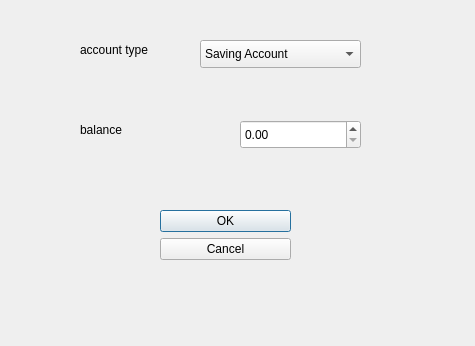
Old version of the form bankingSystem/addaccountdialog.ui in the repository mehdi0-0s/Banking.
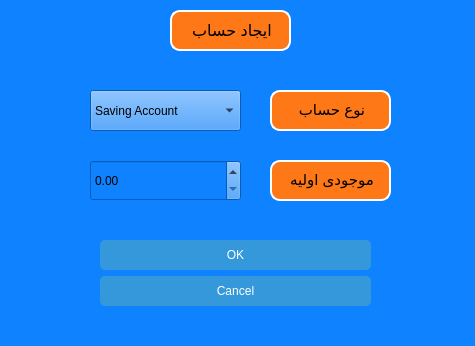
New version of the form.

Commit message: style: Improve UI design and layout

Patch:
```diff
--- a/bankingSystem/addaccountdialog.ui
+++ b/bankingSystem/addaccountdialog.ui
@@ -13,15 +13,36 @@
   <property name="windowTitle">
    <string>Dialog</string>
   </property>
+  <property name="styleSheet">
+   <string notr="true">background-color: rgb(14, 130, 255);</string>
+  </property>
   <widget class="QDialogButtonBox" name="buttonBox">
    <property name="geometry">
     <rect>
-     <x>160</x>
-     <y>210</y>
-     <width>131</width>
+     <x>100</x>
+     <y>240</y>
+     <width>271</width>
      <height>121</height>
     </rect>
    </property>
+   <property name="font">
+    <font>
+     <bold>true</bold>
+    </font>
+   </property>
+   <property name="styleSheet">
+    <string notr="true">QPushButton {
+    background-color: #3498db;
+    color: white;
+    border: none;
+    padding: 8px 16px;
+    border-radius: 5px;
+}
+
+QPushButton:hover {
+    background-color: #2980b9;
+}</string>
+   </property>
    <property name="orientation">
     <enum>Qt::Orientation::Vertical</enum>
    </property>
@@ -32,10 +53,10 @@
   <widget class="QComboBox" name="accounType_comboBox">
    <property name="geometry">
     <rect>
-     <x>200</x>
-     <y>40</y>
-     <width>161</width>
-     <height>28</height>
+     <x>90</x>
+     <y>90</y>
+     <width>151</width>
+     <height>41</height>
     </rect>
    </property>
    <item>
@@ -57,42 +78,84 @@
   <widget class="QLabel" name="label">
    <property name="geometry">
     <rect>
-     <x>80</x>
-     <y>40</y>
-     <width>101</width>
-     <height>20</height>
+     <x>270</x>
+     <y>90</y>
+     <width>121</width>
+     <height>41</height>
     </rect>
    </property>
+   <property name="styleSheet">
+    <string notr="true">border-width:2px;
+border-style:solid;
+border-color: rgb(255, 255, 255);
+border-radius:10px;
+
+background-color: rgb(255, 120, 23);</string>
+   </property>
    <property name="text">
-    <string>account type</string>
+    <string>&lt;html&gt;&lt;head/&gt;&lt;body&gt;&lt;p align=&quot;center&quot;&gt;&lt;span style=&quot; font-size:11pt;&quot;&gt;نوع حساب&lt;/span&gt;&lt;/p&gt;&lt;/body&gt;&lt;/html&gt;</string>
    </property>
   </widget>
   <widget class="QLabel" name="label_2">
    <property name="geometry">
     <rect>
-     <x>80</x>
-     <y>120</y>
-     <width>111</width>
-     <height>20</height>
+     <x>270</x>
+     <y>160</y>
+     <width>121</width>
+     <height>41</height>
     </rect>
    </property>
+   <property name="font">
+    <font>
+     <bold>false</bold>
+    </font>
+   </property>
+   <property name="styleSheet">
+    <string notr="true">border-width:2px;
+border-style:solid;
+border-color: rgb(255, 255, 255);
+border-radius:10px;
+
+background-color: rgb(255, 120, 23);</string>
+   </property>
    <property name="text">
-    <string>balance</string>
+    <string>&lt;html&gt;&lt;head/&gt;&lt;body&gt;&lt;p align=&quot;center&quot;&gt;&lt;span style=&quot; font-size:11pt;&quot;&gt;موجودی اولیه&lt;/span&gt;&lt;/p&gt;&lt;/body&gt;&lt;/html&gt;</string>
    </property>
   </widget>
   <widget class="QDoubleSpinBox" name="doubleSpinBox">
    <property name="geometry">
     <rect>
-     <x>240</x>
-     <y>120</y>
-     <width>121</width>
-     <height>29</height>
+     <x>90</x>
+     <y>160</y>
+     <width>151</width>
+     <height>41</height>
     </rect>
    </property>
    <property name="maximum">
     <double>100000000000.000000000000000</double>
    </property>
   </widget>
+  <widget class="QLabel" name="label_3">
+   <property name="geometry">
+    <rect>
+     <x>170</x>
+     <y>10</y>
+     <width>121</width>
+     <height>41</height>
+    </rect>
+   </property>
+   <property name="styleSheet">
+    <string notr="true">border-width:2px;
+border-style:solid;
+border-color: rgb(255, 255, 255);
+border-radius:10px;
+
+background-color: rgb(255, 120, 23);</string>
+   </property>
+   <property name="text">
+    <string>&lt;html&gt;&lt;head/&gt;&lt;body&gt;&lt;p align=&quot;center&quot;&gt;&lt;span style=&quot; font-size:12pt;&quot;&gt;ایجاد حساب&lt;/span&gt;&lt;/p&gt;&lt;/body&gt;&lt;/html&gt;</string>
+   </property>
+  </widget>
  </widget>
  <resources/>
  <connections>
```
The commit also changes 7 other files.
